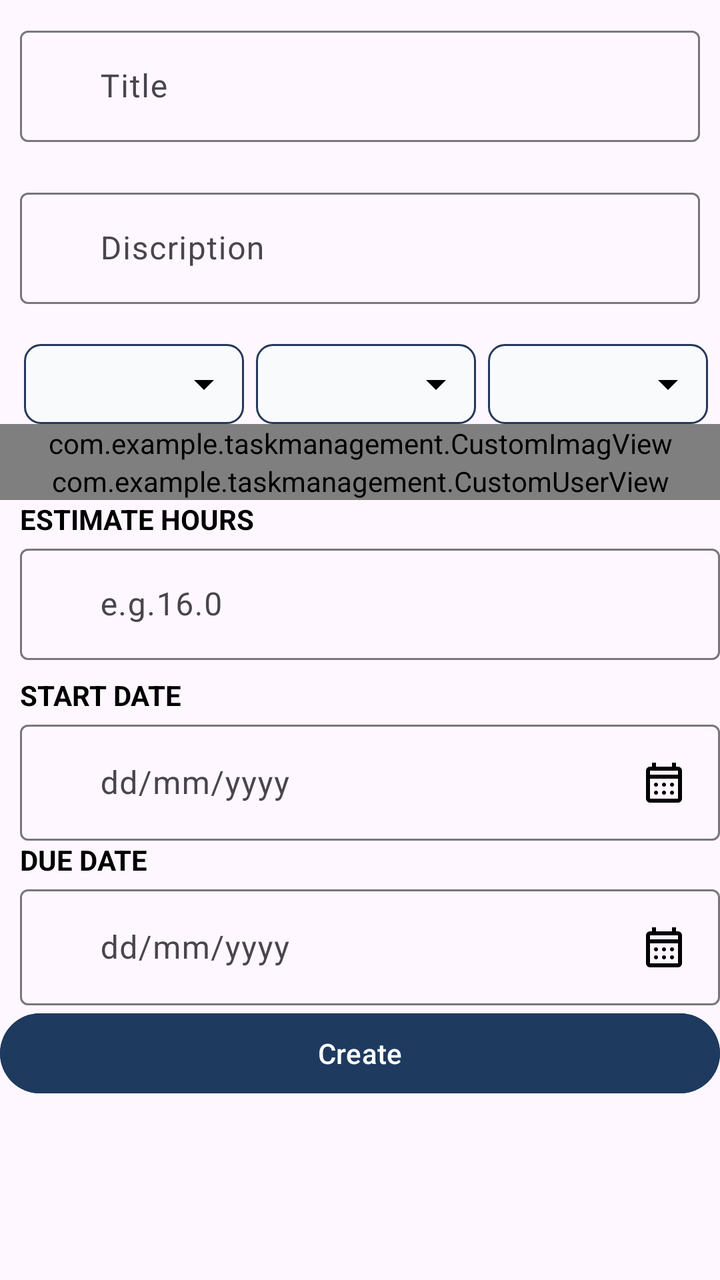
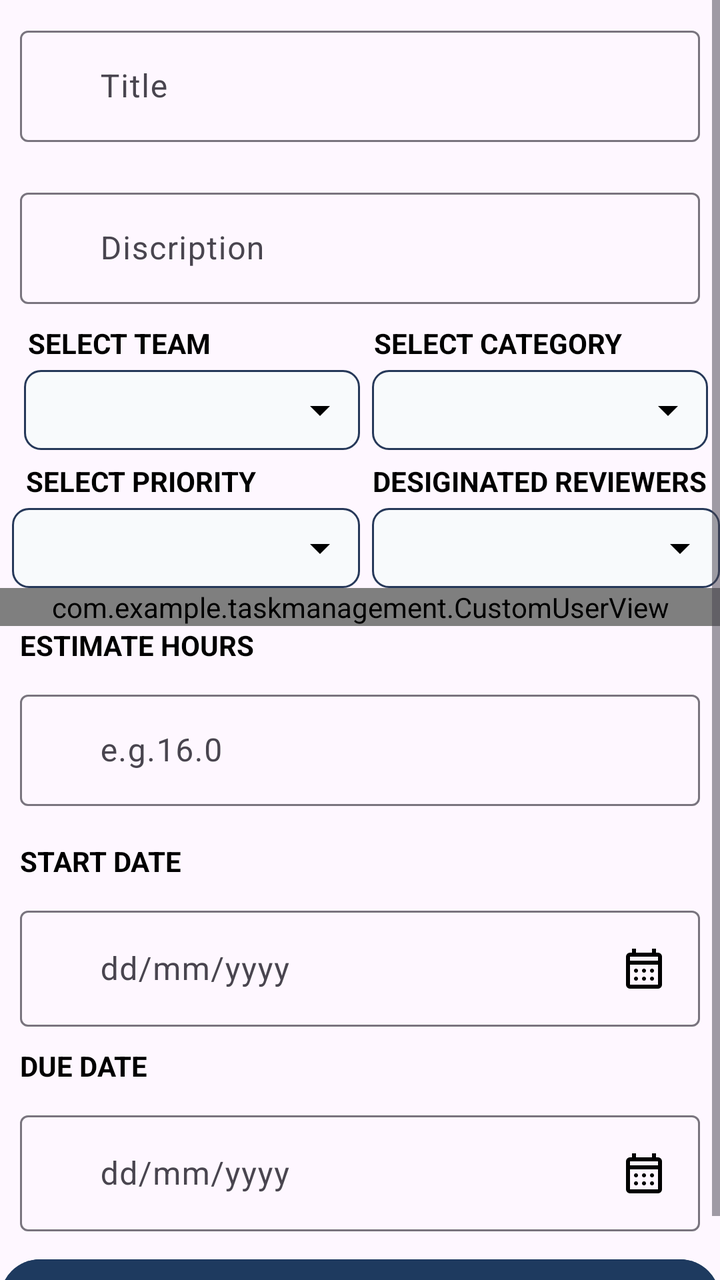

Screens rendered from an Android XML layout before and after an edit, with the pre-edit source and the edit as a unified diff.
<!-- AndroidManifest.xml: application theme Theme.TaskManagement -->
<!-- res/layout/fragment_task.xml -->
<?xml version="1.0" encoding="utf-8"?>
<layout xmlns:android="http://schemas.android.com/apk/res/android"
    xmlns:tools="http://schemas.android.com/tools"
    xmlns:app="http://schemas.android.com/apk/res-auto">

    <data>

    </data>
<ScrollView
    android:layout_width="match_parent"
    android:layout_height="wrap_content">
    <LinearLayout
        android:layout_width="match_parent"
        android:layout_height="match_parent"
        android:orientation="vertical"
        tools:context=".TaskFragment">


        <com.google.android.material.textfield.TextInputLayout

            style="@style/Widget.Material3.TextInputLayout.OutlinedBox"
            android:id="@+id/title"
            android:layout_width="match_parent"
            android:layout_height="wrap_content"
            android:layout_margin="10dp"

            android:hint="Title">

            <com.google.android.material.textfield.TextInputEditText
                android:layout_width="match_parent"
                android:layout_height="wrap_content"
                android:paddingStart="40dp"/>
        </com.google.android.material.textfield.TextInputLayout>
        <LinearLayout
            android:id="@+id/Loader"
            android:orientation="vertical"
            android:layout_width="match_parent"
            android:visibility="gone"
            android:layout_height="wrap_content">
            <ProgressBar
                android:layout_width="match_parent"
                android:layout_height="wrap_content">

            </ProgressBar>
            <TextView
                android:gravity="center"
                android:text="Loading.."
                android:layout_width="match_parent"
                android:layout_height="wrap_content"/>
        </LinearLayout>
        <com.google.android.material.textfield.TextInputLayout
            style="@style/Widget.Material3.TextInputLayout.OutlinedBox"
            android:id="@+id/discription"
            android:layout_width="match_parent"
            android:layout_height="wrap_content"
            android:layout_margin="10dp"

            android:hint="Discription">

            <com.google.android.material.textfield.TextInputEditText
                android:layout_width="match_parent"
                android:layout_height="wrap_content"
                android:paddingStart="40dp"/>
        </com.google.android.material.textfield.TextInputLayout>
        <LinearLayout
            android:layout_width="match_parent"
            android:layout_height="wrap_content"
            android:orientation="horizontal"
            android:weightSum="3"
            android:paddingStart="6dp"
            android:paddingEnd="6dp">
            <FrameLayout
                android:layout_width="0dp"
                android:layout_height="40dp"
                android:layout_weight="1"
                android:layout_marginStart="6dp"
                android:layout_marginTop="10dp">

              
<Spinner
    android:id="@+id/team"
    android:layout_width="match_parent"
    android:layout_height="match_parent"
    android:background="@drawable/spinner_bg"
    android:spinnerMode="dropdown"
    android:paddingStart="8dp"
    android:paddingEnd="24dp"/>

            </FrameLayout>
            <FrameLayout
                android:layout_width="0dp"
                android:layout_height="40dp"
                android:layout_weight="1"
                android:layout_marginStart="6dp"
                android:layout_marginTop="10dp">

                <Spinner
                    android:id="@+id/categoryspinner"
                    android:layout_width="match_parent"
                    android:layout_height="match_parent"
                    android:background="@drawable/spinner_bg"
                    android:spinnerMode="dropdown"
                    android:paddingStart="8dp"
                    android:paddingEnd="24dp"/>



            </FrameLayout>
            <FrameLayout
                android:layout_width="0dp"
                android:layout_height="40dp"
                android:layout_weight="1"
                android:layout_marginStart="6dp"
                android:layout_marginTop="10dp">

                <Spinner
                    android:id="@+id/periorityspinner"
                    android:layout_width="match_parent"
                    android:layout_height="match_parent"
                    android:background="@drawable/spinner_bg"
                    android:spinnerMode="dropdown"
                    android:paddingStart="8dp"
                    android:paddingEnd="24dp"/>



            </FrameLayout>
        </LinearLayout>
        <com.example.taskmanagement.CustomImagView
            android:id="@+id/customImageView"
            android:layout_width="match_parent"
            android:layout_height="wrap_content">

        </com.example.taskmanagement.CustomImagView>
       <com.example.taskmanagement.CustomUserView
           android:id="@+id/customUser"
           android:layout_width="match_parent"
           android:layout_height="wrap_content">

       </com.example.taskmanagement.CustomUserView>
        <TextView
            android:text="ESTIMATE HOURS"
            android:textStyle="bold"
            android:textColor="@color/black"
            android:layout_marginLeft="10dp"
            android:layout_width="match_parent"
            android:layout_height="wrap_content"/>
        <com.google.android.material.textfield.TextInputLayout
            style="@style/Widget.Material3.TextInputLayout.OutlinedBox"
            android:id="@+id/hours"
            android:layout_width="match_parent"
            android:layout_height="wrap_content"
          android:layout_marginLeft="10dp"

            android:hint="e.g.16.0">

            <com.google.android.material.textfield.TextInputEditText
                android:layout_width="match_parent"
                android:layout_height="wrap_content"
                android:inputType="number"
                android:paddingStart="40dp"/>
        </com.google.android.material.textfield.TextInputLayout>
        <TextView
            android:text="START DATE"
            android:textColor="@color/black"
            android:textStyle="bold"
            android:layout_marginLeft="10dp"
            android:layout_marginTop="8dp"
            android:layout_width="match_parent"
            android:layout_height="wrap_content"/>
        <com.google.android.material.textfield.TextInputLayout
            style="@style/Widget.Material3.TextInputLayout.OutlinedBox"

            android:layout_width="match_parent"
            android:layout_height="wrap_content"
          android:layout_marginLeft="10dp"
            android:hint="dd/mm/yyyy"
            >

            <com.google.android.material.textfield.TextInputEditText
                android:id="@+id/startDate"
                android:layout_width="match_parent"
                android:layout_height="wrap_content"
                android:paddingStart="40dp"
              android:drawableEnd="@drawable/outline_calendar_month_24" />
        </com.google.android.material.textfield.TextInputLayout>
        <TextView
            android:textStyle="bold"
            android:text="DUE DATE"
            android:textColor="@color/black"
            android:layout_marginLeft="10dp"
            android:layout_width="match_parent"
            android:layout_height="wrap_content"/>
        <com.google.android.material.textfield.TextInputLayout
            style="@style/Widget.Material3.TextInputLayout.OutlinedBox"

            android:layout_width="match_parent"
            android:layout_height="wrap_content"
            android:layout_marginLeft="10dp"

            android:hint="dd/mm/yyyy">

            <com.google.android.material.textfield.TextInputEditText
                android:id="@+id/dueDate"
                android:layout_width="match_parent"
                android:layout_height="wrap_content"
                android:paddingStart="40dp"
                android:drawableEnd="@drawable/outline_calendar_month_24"/>
        </com.google.android.material.textfield.TextInputLayout>

        <Button
            android:id="@+id/savebtn"
            android:textColor="@color/white"
            android:text="Create"
            android:layout_gravity="center"
            android:backgroundTint="@color/darknavey"
            android:layout_width="match_parent"
            android:layout_height="wrap_content"/>
    </LinearLayout>
</ScrollView>

</layout>
<!-- resources referenced by this layout -->
<resources>
  <color name="black">#FF000000</color>
  <color name="darknavey">#1E3A5F</color>
  <color name="white">#FFFFFFFF</color>
  <!-- drawable outline_calendar_month_24 (drawable) -->
  <vector xmlns:android="http://schemas.android.com/apk/res/android" android:height="24dp" android:tint="#000000" android:viewportHeight="960" android:viewportWidth="960" android:width="24dp">
        
      <path android:fillColor="@android:color/white" android:pathData="M200,880Q167,880 143.5,856.5Q120,833 120,800L120,240Q120,207 143.5,183.5Q167,160 200,160L240,160L240,80L320,80L320,160L640,160L640,80L720,80L720,160L760,160Q793,160 816.5,183.5Q840,207 840,240L840,800Q840,833 816.5,856.5Q793,880 760,880L200,880ZM200,800L760,800Q760,800 760,800Q760,800 760,800L760,400L200,400L200,800Q200,800 200,800Q200,800 200,800ZM200,320L760,320L760,240Q760,240 760,240Q760,240 760,240L200,240Q200,240 200,240Q200,240 200,240L200,320ZM200,320L200,240Q200,240 200,240Q200,240 200,240L200,240Q200,240 200,240Q200,240 200,240L200,320ZM480,560Q463,560 451.5,548.5Q440,537 440,520Q440,503 451.5,491.5Q463,480 480,480Q497,480 508.5,491.5Q520,503 520,520Q520,537 508.5,548.5Q497,560 480,560ZM291.5,548.5Q280,537 280,520Q280,503 291.5,491.5Q303,480 320,480Q337,480 348.5,491.5Q360,503 360,520Q360,537 348.5,548.5Q337,560 320,560Q303,560 291.5,548.5ZM640,560Q623,560 611.5,548.5Q600,537 600,520Q600,503 611.5,491.5Q623,480 640,480Q657,480 668.5,491.5Q680,503 680,520Q680,537 668.5,548.5Q657,560 640,560ZM480,720Q463,720 451.5,708.5Q440,697 440,680Q440,663 451.5,651.5Q463,640 480,640Q497,640 508.5,651.5Q520,663 520,680Q520,697 508.5,708.5Q497,720 480,720ZM291.5,708.5Q280,697 280,680Q280,663 291.5,651.5Q303,640 320,640Q337,640 348.5,651.5Q360,663 360,680Q360,697 348.5,708.5Q337,720 320,720Q303,720 291.5,708.5ZM640,720Q623,720 611.5,708.5Q600,697 600,680Q600,663 611.5,651.5Q623,640 640,640Q657,640 668.5,651.5Q680,663 680,680Q680,697 668.5,708.5Q657,720 640,720Z"/>
      
  </vector>
  <!-- drawable spinner_bg (drawable) -->
  <?xml version="1.0" encoding="utf-8"?>
  <layer-list xmlns:android="http://schemas.android.com/apk/res/android">
  
      <item>
          <shape android:shape="rectangle">
              <solid android:color="@color/grey" />
              <corners android:radius="8dp" />
              <stroke
                  android:width="1dp"
                  android:color="#263859" />
          </shape>
      </item>
  
      <item
          android:drawable="@drawable/outline_arrow_drop_down_24"
          android:gravity="end|center_vertical"
          android:right="8dp" />
  
  </layer-list>
  <style name="Theme.TaskManagement" parent="Base.Theme.TaskManagement" />
  <color name="grey">#F8FAFC</color>
  <!-- drawable outline_arrow_drop_down_24 (drawable) -->
  <vector xmlns:android="http://schemas.android.com/apk/res/android" android:height="24dp" android:tint="#000000" android:viewportHeight="960" android:viewportWidth="960" android:width="24dp">
        
      <path android:fillColor="@android:color/white" android:pathData="M480,600L280,400L680,400L480,600Z"/>
      
  </vector>
  <style name="Base.Theme.TaskManagement" parent="Theme.Material3.DayNight.NoActionBar">
          
          
      </style>
</resources>

<!-- the commit's change to res/layout/fragment_task.xml (unified diff, before → after) -->
@@ -35,6 +35,7 @@
             android:id="@+id/Loader"
             android:orientation="vertical"
             android:layout_width="match_parent"
+           android:layout_gravity="center"
             android:visibility="gone"
             android:layout_height="wrap_content">
             <ProgressBar
@@ -46,6 +47,7 @@
                 android:gravity="center"
                 android:text="Loading.."
                 android:layout_width="match_parent"
+
                 android:layout_height="wrap_content"/>
         </LinearLayout>
         <com.google.android.material.textfield.TextInputLayout
@@ -65,74 +67,151 @@
         <LinearLayout
             android:layout_width="match_parent"
             android:layout_height="wrap_content"
-            android:orientation="horizontal"
-            android:weightSum="3"
-            android:paddingStart="6dp"
-            android:paddingEnd="6dp">
-            <FrameLayout
-                android:layout_width="0dp"
-                android:layout_height="40dp"
-                android:layout_weight="1"
-                android:layout_marginStart="6dp"
-                android:layout_marginTop="10dp">
-
-              
-<Spinner
-    android:id="@+id/team"
-    android:layout_width="match_parent"
-    android:layout_height="match_parent"
-    android:background="@drawable/spinner_bg"
-    android:spinnerMode="dropdown"
-    android:paddingStart="8dp"
-    android:paddingEnd="24dp"/>
-
-            </FrameLayout>
-            <FrameLayout
-                android:layout_width="0dp"
-                android:layout_height="40dp"
-                android:layout_weight="1"
-                android:layout_marginStart="6dp"
-                android:layout_marginTop="10dp">
-
+            android:orientation="vertical"
+
+          >
+            <LinearLayout
+                android:layout_width="match_parent"
+                android:layout_height="wrap_content"
+                android:weightSum="2">
+                <TextView
+                    android:layout_width="0dp"
+                    android:layout_height="wrap_content"
+                    android:text="SELECT TEAM"
+                    android:textStyle="bold"
+                    android:layout_weight="1"
+                    android:textColor="@color/black"
+                    android:layout_marginLeft="14dp"/>
+                <TextView
+                    android:layout_width="0dp"
+                    android:textColor="@color/black"
+                    android:layout_weight="1"
+                    android:layout_height="wrap_content"
+                    android:textStyle="bold"
+                    android:text="SELECT CATEGORY"
+                    android:layout_gravity="end"/>
+            </LinearLayout>
+
+            <LinearLayout
+                android:layout_width="match_parent"
+                android:layout_height="wrap_content"
+                android:weightSum="2"
+                android:paddingStart="6dp"
+                android:paddingEnd="6dp">
+
+                <FrameLayout
+                    android:layout_width="0dp"
+                    android:layout_height="40dp"
+                    android:layout_weight="1"
+                    android:layout_marginStart="6dp"
+                    android:layout_marginTop="4dp">
                 <Spinner
-                    android:id="@+id/categoryspinner"
+                    android:id="@+id/team"
                     android:layout_width="match_parent"
                     android:layout_height="match_parent"
                     android:background="@drawable/spinner_bg"
                     android:spinnerMode="dropdown"
                     android:paddingStart="8dp"
                     android:paddingEnd="24dp"/>
-
-
-
             </FrameLayout>
-            <FrameLayout
-                android:layout_width="0dp"
-                android:layout_height="40dp"
-                android:layout_weight="1"
-                android:layout_marginStart="6dp"
-                android:layout_marginTop="10dp">
-
-                <Spinner
-                    android:id="@+id/periorityspinner"
-                    android:layout_width="match_parent"
-                    android:layout_height="match_parent"
-                    android:background="@drawable/spinner_bg"
-                    android:spinnerMode="dropdown"
-                    android:paddingStart="8dp"
-                    android:paddingEnd="24dp"/>
-
-
-
-            </FrameLayout>
+
+                <FrameLayout
+                    android:layout_width="0dp"
+                    android:layout_height="40dp"
+                    android:layout_weight="1"
+                    android:layout_marginStart="6dp"
+                    android:layout_marginTop="4dp">
+
+                    <Spinner
+                        android:id="@+id/categoryspinner"
+                        android:layout_width="match_parent"
+                        android:layout_height="match_parent"
+                        android:background="@drawable/spinner_bg"
+                        android:spinnerMode="dropdown"
+                        android:paddingStart="8dp"
+                        android:paddingEnd="24dp"/>
+
+
+
+                </FrameLayout>
+            </LinearLayout>
+
+
+              
+
+
+
+
+
+            <LinearLayout
+                android:layout_width="match_parent"
+                android:layout_height="wrap_content"
+                android:weightSum="2">
+                <TextView
+                    android:layout_width="0dp"
+                    android:text="SELECT PRIORITY"
+                    android:textStyle="bold"
+                    android:layout_weight="1"
+                    android:textColor="@color/black"
+                    android:layout_marginTop="6dp"
+                    android:layout_marginLeft="13dp"
+                    android:layout_height="wrap_content"/>
+                <TextView
+                    android:layout_width="0dp"
+                    android:layout_height="wrap_content"
+                    android:text="DESIGINATED REVIEWERS"
+                    android:layout_weight="1"
+                    android:textColor="@color/black"
+                    android:textStyle="bold"
+                    android:layout_marginTop="6dp"/>
+            </LinearLayout>
+            <LinearLayout
+                android:layout_width="match_parent"
+                android:layout_height="wrap_content"
+                android:orientation="horizontal"
+                android:weightSum="2">
+                <FrameLayout
+                    android:layout_width="0dp"
+                    android:layout_height="40dp"
+                    android:layout_weight="1"
+                    android:layout_marginStart="6dp"
+                    android:layout_marginTop="4dp">
+
+                    <Spinner
+                        android:id="@+id/periorityspinner"
+                        android:layout_width="match_parent"
+                        android:layout_height="match_parent"
+                        android:background="@drawable/spinner_bg"
+                        android:spinnerMode="dropdown"
+                        android:paddingStart="8dp"
+                        android:paddingEnd="24dp"/>
+
+
+
+                </FrameLayout>
+                <FrameLayout
+                    android:layout_width="0dp"
+                    android:layout_height="40dp"
+                    android:layout_weight="1"
+                    android:layout_marginStart="6dp"
+                    android:layout_marginTop="4dp">
+
+                    <Spinner
+                        android:id="@+id/revierSpiner"
+                        android:layout_width="match_parent"
+                        android:layout_height="match_parent"
+                        android:background="@drawable/spinner_bg"
+                        android:spinnerMode="dropdown"
+                        android:paddingStart="8dp"
+                        android:paddingEnd="24dp"/>
+
+
+
+                </FrameLayout>
+            </LinearLayout>
         </LinearLayout>
-        <com.example.taskmanagement.CustomImagView
-            android:id="@+id/customImageView"
-            android:layout_width="match_parent"
-            android:layout_height="wrap_content">
-
-        </com.example.taskmanagement.CustomImagView>
-       <com.example.taskmanagement.CustomUserView
+     
+        <com.example.taskmanagement.CustomUserView
            android:id="@+id/customUser"
            android:layout_width="match_parent"
            android:layout_height="wrap_content">
@@ -150,8 +229,7 @@
             android:id="@+id/hours"
             android:layout_width="match_parent"
             android:layout_height="wrap_content"
-          android:layout_marginLeft="10dp"
-
+            android:layout_margin="10dp"
             android:hint="e.g.16.0">
 
             <com.google.android.material.textfield.TextInputEditText
@@ -173,8 +251,8 @@
 
             android:layout_width="match_parent"
             android:layout_height="wrap_content"
-          android:layout_marginLeft="10dp"
             android:hint="dd/mm/yyyy"
+            android:layout_margin="10dp"
             >
 
             <com.google.android.material.textfield.TextInputEditText
@@ -188,6 +266,7 @@
             android:textStyle="bold"
             android:text="DUE DATE"
             android:textColor="@color/black"
+
             android:layout_marginLeft="10dp"
             android:layout_width="match_parent"
             android:layout_height="wrap_content"/>
@@ -196,7 +275,7 @@
 
             android:layout_width="match_parent"
             android:layout_height="wrap_content"
-            android:layout_marginLeft="10dp"
+            android:layout_margin="10dp"
 
             android:hint="dd/mm/yyyy">
 
